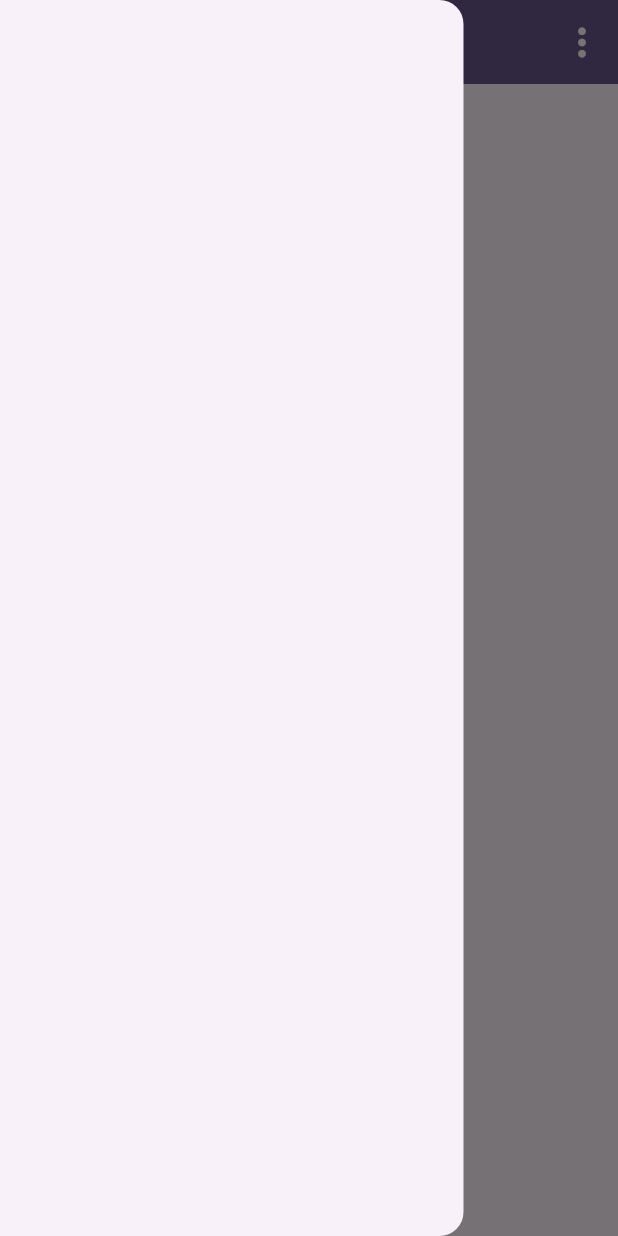
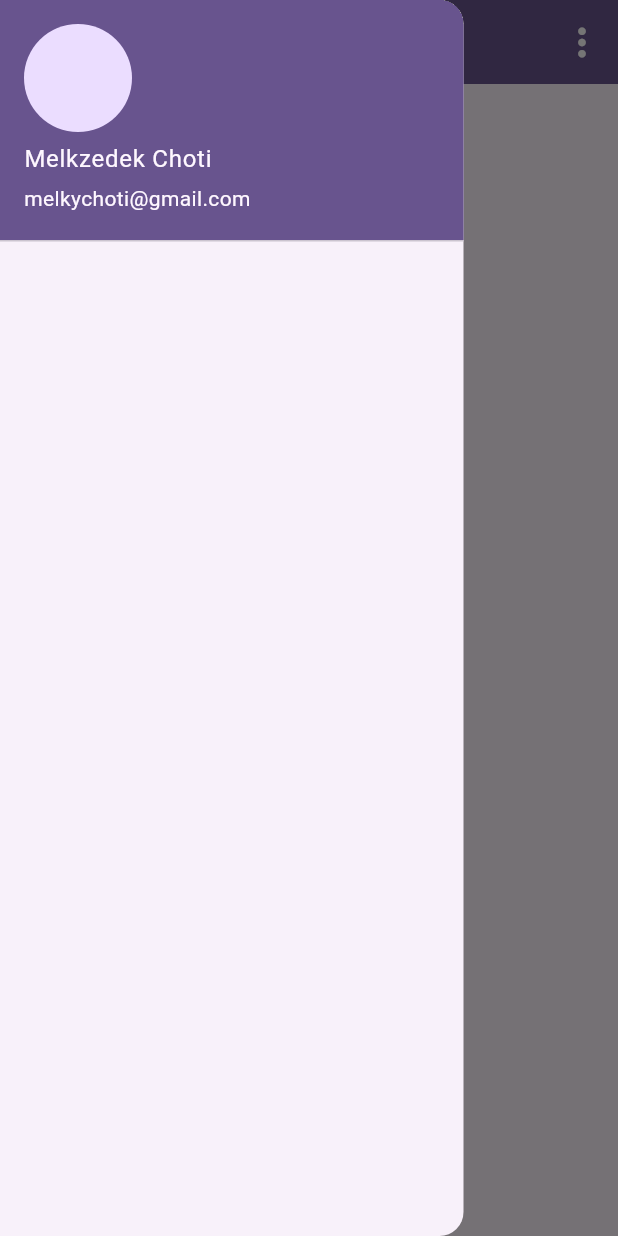
Before and after one commit to chotixity/final_year_project, a Flutter app: the HomeScreen screen opened by its route, with the side drawer open, on a phone screen of 412 x 824 dp. Run offline on Flutter 3.47's test engine with Material 2 defaults, Android fonts, the phone set to English and light mode, and no system bars.

Commit message:
made changes to the drawer

```diff
--- /dev/null
+++ b/lib/Auth/Auth.dart
@@ -0,0 +1 @@
+class Auth {}
--- a/lib/main.dart
+++ b/lib/main.dart
@@ -27,7 +27,7 @@ class MyApp extends StatelessWidget {
           ),
         ),
       ),
-      home: const SplashScreen(),
+      home: const HomeScreen(),
       routes: {
         HomeScreen.routeName: (context) => const HomeScreen(),
       },
--- a/lib/widgets/drawer.dart
+++ b/lib/widgets/drawer.dart
@@ -8,8 +8,14 @@ class Draweer extends StatelessWidget {
     return Drawer(
       width: MediaQuery.of(context).size.width * .75,
       child: ListView(
-          //children:  [ListTile.divideTiles(tiles: <Widget>[])],
-          ),
+        children: const [
+          UserAccountsDrawerHeader(
+            currentAccountPicture: CircleAvatar(),
+            accountEmail: Text('melkychoti@gmail.com'),
+            accountName: Text('Melkzedek Choti'),
+          )
+        ],
+      ),
     );
   }
 }
```
